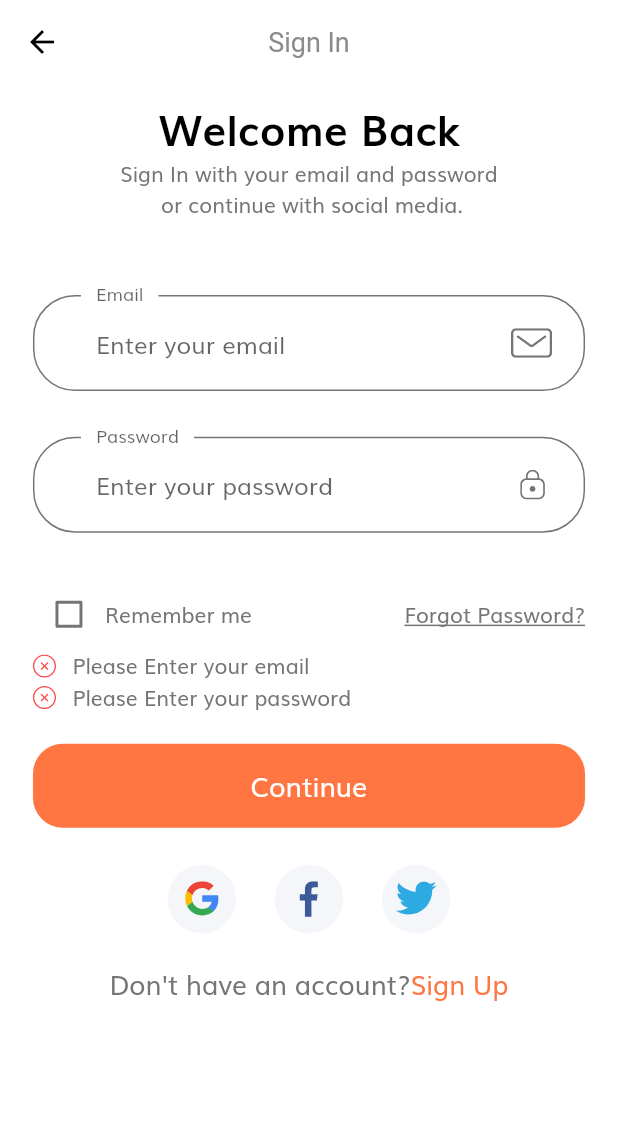
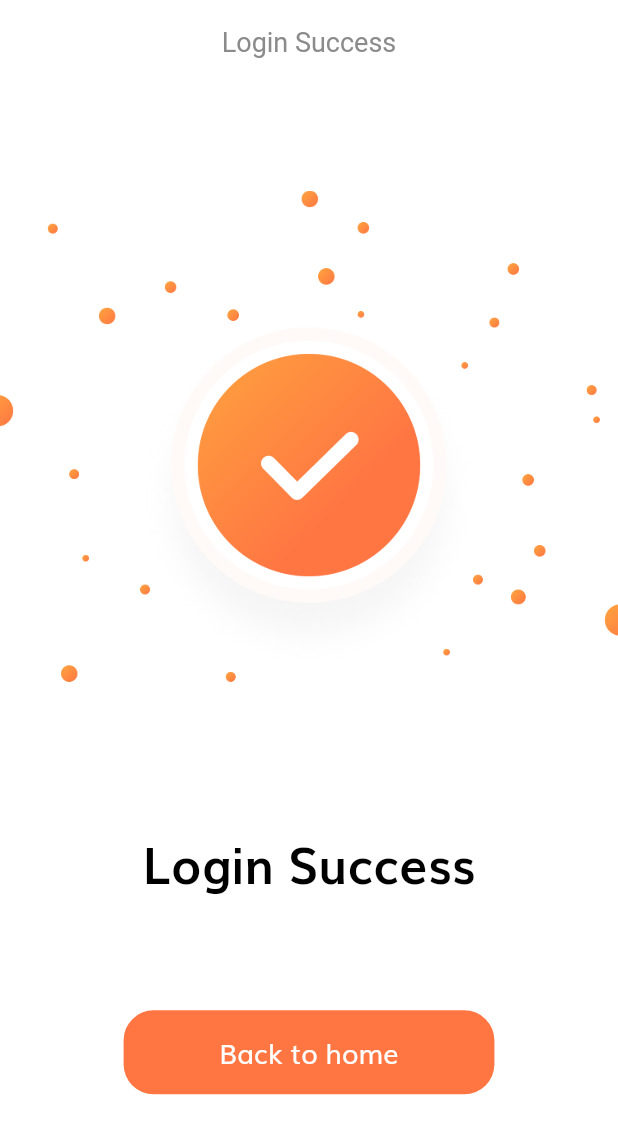
Before and after one commit to MartinMwiti/Ecommerce, a Flutter app: the SignInScreen screen opened by its route, after a tap on "Continue", on a phone screen of 412 x 824 dp. Shown: the top 1134 px of the screen. Run offline on Flutter 3.47's test engine with Material 2 defaults, Android fonts, the phone set to English and light mode, and no system bars; our stand-ins replace flutter_svg.

Commit message:
login page

```diff
--- a/online_store/lib/components/no_account_text.dart
+++ b/online_store/lib/components/no_account_text.dart
@@ -1,6 +1,5 @@
 import 'package:flutter/material.dart';
 import 'package:online_store/constants.dart';
-import 'package:online_store/screens/forgot_password/forgot_password_screen.dart';
 import 'package:online_store/size_config.dart';
 
 class NoAccountText extends StatelessWidget {
@@ -18,8 +17,7 @@ class NoAccountText extends StatelessWidget {
           style: TextStyle(fontSize: getProportionateScreenWidth(16)),
         ),
         GestureDetector(
-          onTap: () => Navigator.popAndPushNamed(
-              context, ForgotPasswordScreen.routeName),
+          onTap: () {},
           child: Text(
             "Sign Up",
             style: TextStyle(
--- a/online_store/lib/routes.dart
+++ b/online_store/lib/routes.dart
@@ -1,5 +1,6 @@
 import 'package:flutter/widgets.dart';
 import 'package:online_store/screens/forgot_password/forgot_password_screen.dart';
+import 'package:online_store/screens/login_success/login_success_screen.dart';
 import 'package:online_store/screens/sign_in/sign_in_screen.dart';
 import 'package:online_store/screens/splash/splash_screen.dart';
 
@@ -9,4 +10,5 @@ final Map<String, WidgetBuilder> routes = {
   SplashScreen.routeName: (context) => SplashScreen(), // When navigating to the "/splash" route, build the SplashScreen widget.
   SignInScreen.routeName: (context) => SignInScreen(),
   ForgotPasswordScreen.routeName: (context) => ForgotPasswordScreen(),
+  LoginSuccessScreen.routeName: (context) => LoginSuccessScreen(),
 };
--- /dev/null
+++ b/online_store/lib/screens/login_success/components/body.dart
@@ -0,0 +1,37 @@
+import 'package:flutter/material.dart';
+import 'package:online_store/components/default_button.dart';
+import 'package:online_store/size_config.dart';
+
+class Body extends StatelessWidget {
+  @override
+  Widget build(BuildContext context) {
+    return SingleChildScrollView(
+      child: Column(
+        children: [
+          SizedBox(height: SizeConfig.screenHeight * 0.04),
+          Image.asset(
+            "assets/images/success.png",
+            height: SizeConfig.screenHeight * 0.49,
+          ),
+          SizedBox(height: SizeConfig.screenHeight * 0.07),
+          Text(
+            "Login Success",
+            style: TextStyle(
+              fontSize: getProportionateScreenWidth(30),
+              fontWeight: FontWeight.bold,
+              color: Colors.black,
+            ),
+          ),
+          SizedBox(height: SizeConfig.screenHeight * 0.09),
+          SizedBox(
+            width: SizeConfig.screenWidth * 0.6,
+            child: DefaultButton(
+              text: "Back to home",
+              press: () {},
+            ),
+          ),
+        ],
+      ),
+    );
+  }
+}
--- /dev/null
+++ b/online_store/lib/screens/login_success/login_success_screen.dart
@@ -0,0 +1,16 @@
+import 'package:flutter/material.dart';
+import 'package:online_store/screens/login_success/components/body.dart';
+
+class LoginSuccessScreen extends StatelessWidget {
+  static String routeName = "/login_success";
+  @override
+  Widget build(BuildContext context) {
+    return Scaffold(
+      appBar: AppBar(
+        leading: SizedBox(), // remove the back arrow key
+        title: Text("Login Success"),
+      ),
+      body: Body()
+    );
+  }
+}
--- a/online_store/lib/screens/sign_in/components/sign_form.dart
+++ b/online_store/lib/screens/sign_in/components/sign_form.dart
@@ -3,6 +3,8 @@ import 'package:online_store/components/custom_suffix_icon.dart';
 import 'package:online_store/components/default_button.dart';
 import 'package:online_store/components/form_error.dart';
 import 'package:online_store/constants.dart';
+import 'package:online_store/screens/forgot_password/forgot_password_screen.dart';
+import 'package:online_store/screens/login_success/login_success_screen.dart';
 import 'package:online_store/size_config.dart';
 
 class SignForm extends StatefulWidget {
@@ -13,8 +15,7 @@ class SignForm extends StatefulWidget {
 class _SignFormState extends State<SignForm> {
   // GlobalKey This uniquely identifies the Form , and allows validation of the form in a later step.
   final _formKey = GlobalKey<FormState>();
-  String email;
-  String password;
+  String email, password;
   bool remember = false;
   final List<String> errors = [];
 
@@ -42,9 +43,13 @@ class _SignFormState extends State<SignForm> {
               ),
               Text("Remember me"),
               Spacer(),
-              Text(
-                "Forgot Password?",
-                style: TextStyle(decoration: TextDecoration.underline),
+              GestureDetector(
+                onTap: () => Navigator.pushNamed(
+                    context, ForgotPasswordScreen.routeName),
+                child: Text(
+                  "Forgot Password?",
+                  style: TextStyle(decoration: TextDecoration.underline),
+                ),
               )
             ],
           ),
@@ -55,6 +60,8 @@ class _SignFormState extends State<SignForm> {
             press: () {
               if (_formKey.currentState.validate()) {
                 _formKey.currentState.save();
+                // if all are valid then go to success screen
+                Navigator.pushNamed(context, LoginSuccessScreen.routeName);
               }
             },
           )
```
Also changed, not shown: online_store/lib/screens/forgot_password/components/body.dart (added, +116 -0 lines), online_store/lib/screens/forgot_password/forgot_password_screen.dart (+6 -1 lines).
